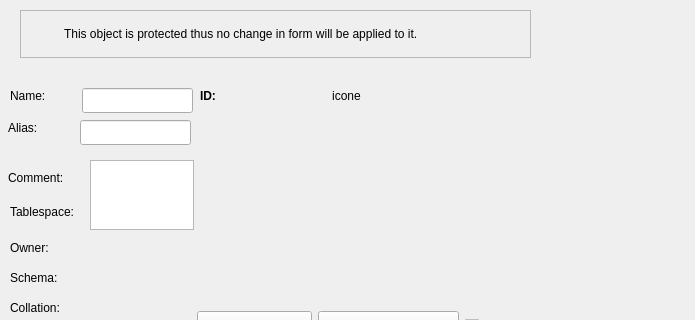
Before: the Qt Designer form libs/libgui/ui/dbobjects/baseobjectwidget.ui in pgmodeler/pgmodeler, drawn with Qt 5; both pictures show x 0 to 695 and y 0 to 320 of the 695 by 477 pixel window.
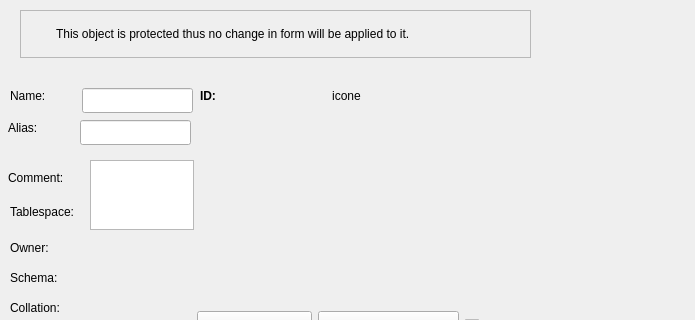
After: the same form once the commit is applied. Icons and pictures are not drawn.

Commit message: Adjusted the layout spacing/margins in ui/dbobjects/*

Patch:
```diff
--- a/libs/libgui/ui/dbobjects/baseobjectwidget.ui
+++ b/libs/libgui/ui/dbobjects/baseobjectwidget.ui
@@ -228,12 +228,15 @@
     <property name="bottomMargin">
      <number>5</number>
     </property>
+    <property name="spacing">
+     <number>5</number>
+    </property>
     <item row="0" column="0">
      <widget class="QLabel" name="icon_lbl">
       <property name="maximumSize">
        <size>
-        <width>32</width>
-        <height>32</height>
+        <width>25</width>
+        <height>25</height>
        </size>
       </property>
       <property name="text">
```
Left out of the diff: 2 changed lines with no effect on the pictures. The commit also changes 53 other files.
